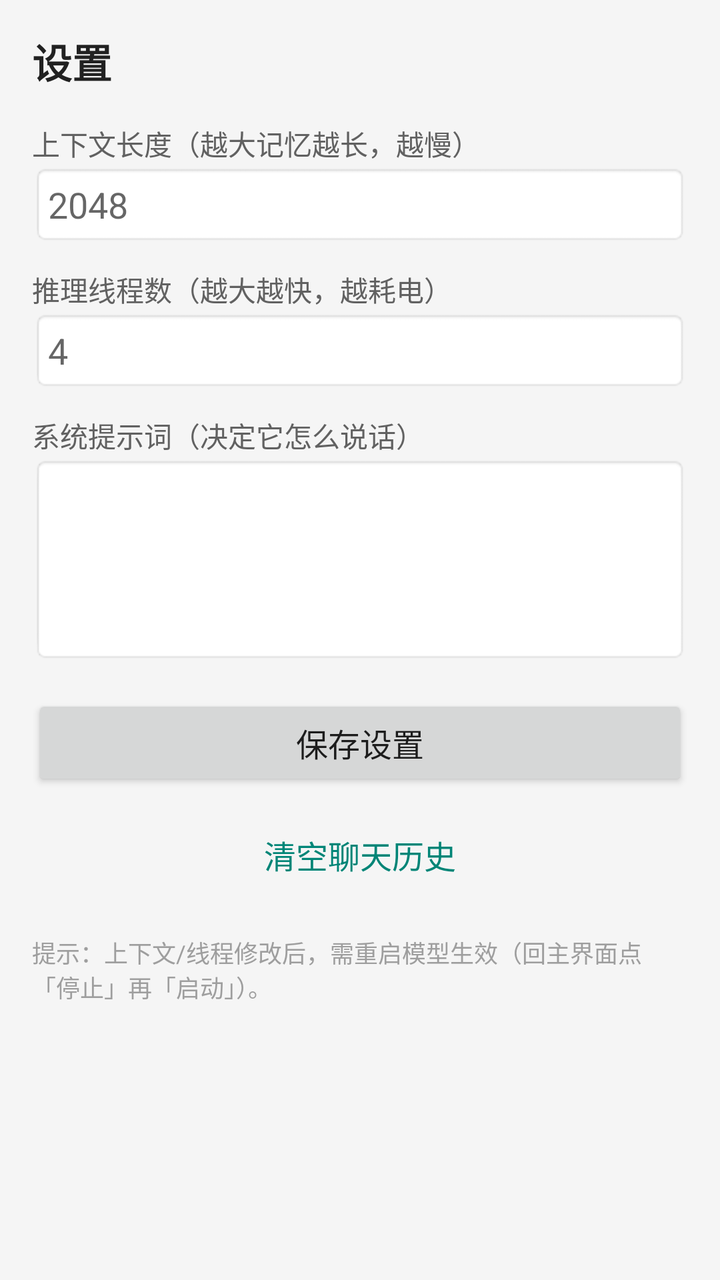
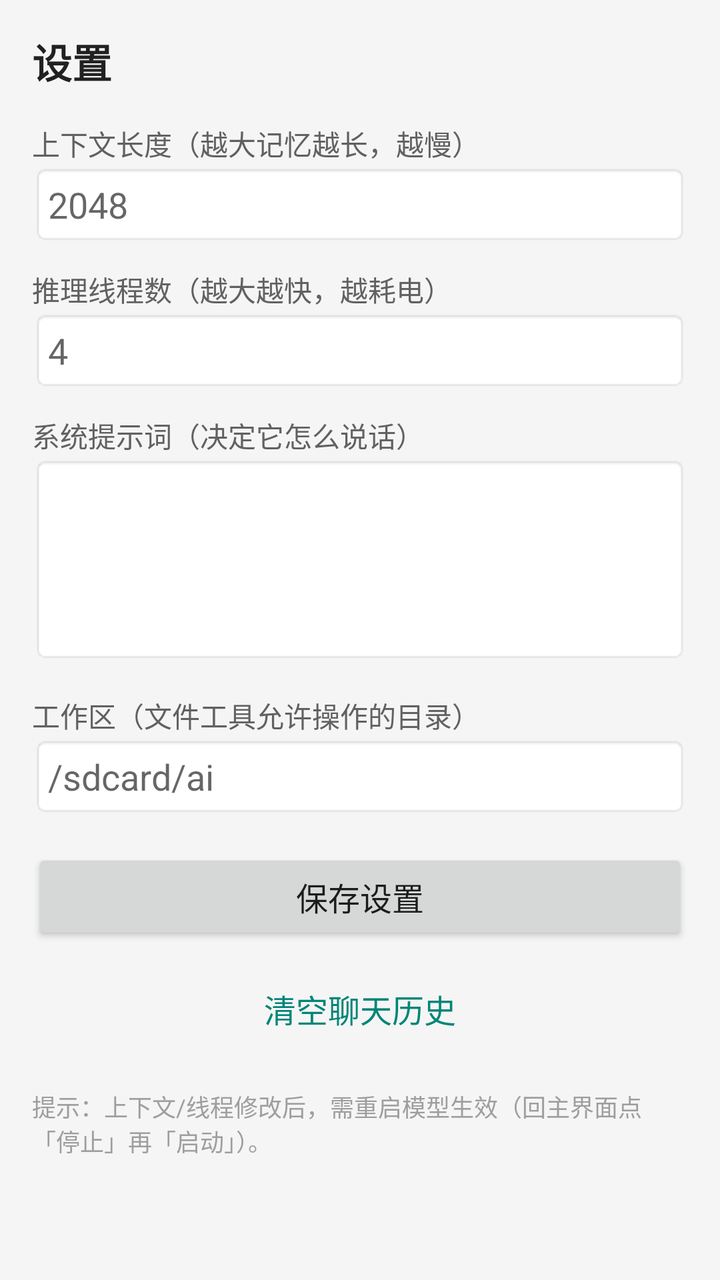

Before-and-after screenshots of an Android layout around one commit, followed by the original layout XML and the change that was made.
<!-- AndroidManifest.xml: application theme Theme.AppCompat.Light.NoActionBar -->
<!-- res/layout/activity_settings.xml -->
<?xml version="1.0" encoding="utf-8"?>
<ScrollView xmlns:android="http://schemas.android.com/apk/res/android"
    android:layout_width="match_parent"
    android:layout_height="match_parent"
    android:background="#F5F5F5">

    <LinearLayout
        android:layout_width="match_parent"
        android:layout_height="wrap_content"
        android:orientation="vertical"
        android:padding="16dp">

        <TextView
            android:layout_width="wrap_content"
            android:layout_height="wrap_content"
            android:text="设置"
            android:textSize="20sp"
            android:textStyle="bold"
            android:textColor="#212121"
            android:layout_marginBottom="16dp" />

        
        <TextView
            android:layout_width="wrap_content"
            android:layout_height="wrap_content"
            android:text="上下文长度（越大记忆越长，越慢）"
            android:textSize="14sp"
            android:textColor="#616161" />

        <EditText
            android:id="@+id/etCtx"
            android:layout_width="match_parent"
            android:layout_height="wrap_content"
            android:inputType="number"
            android:hint="2048"
            android:padding="8dp"
            android:layout_marginBottom="12dp"
            android:background="@android:drawable/editbox_background" />

        
        <TextView
            android:layout_width="wrap_content"
            android:layout_height="wrap_content"
            android:text="推理线程数（越大越快，越耗电）"
            android:textSize="14sp"
            android:textColor="#616161" />

        <EditText
            android:id="@+id/etThreads"
            android:layout_width="match_parent"
            android:layout_height="wrap_content"
            android:inputType="number"
            android:hint="4"
            android:padding="8dp"
            android:layout_marginBottom="12dp"
            android:background="@android:drawable/editbox_background" />

        
        <TextView
            android:layout_width="wrap_content"
            android:layout_height="wrap_content"
            android:text="系统提示词（决定它怎么说话）"
            android:textSize="14sp"
            android:textColor="#616161" />

        <EditText
            android:id="@+id/etPrompt"
            android:layout_width="match_parent"
            android:layout_height="wrap_content"
            android:inputType="textMultiLine"
            android:minLines="4"
            android:maxLines="8"
            android:gravity="top"
            android:padding="8dp"
            android:layout_marginBottom="16dp"
            android:background="@android:drawable/editbox_background" />

        
        <Button
            android:id="@+id/btnSave"
            android:layout_width="match_parent"
            android:layout_height="wrap_content"
            android:text="保存设置"
            android:textSize="16sp"
            android:layout_marginBottom="8dp" />

        
        <Button
            android:id="@+id/btnClearHistory"
            android:layout_width="match_parent"
            android:layout_height="wrap_content"
            android:text="清空聊天历史"
            android:textSize="16sp"
            style="?android:attr/buttonBarButtonStyle" />

        <TextView
            android:id="@+id/tvHint"
            android:layout_width="match_parent"
            android:layout_height="wrap_content"
            android:text="提示：上下文/线程修改后，需重启模型生效（回主界面点「停止」再「启动」）。"
            android:textSize="12sp"
            android:textColor="#9E9E9E"
            android:layout_marginTop="16dp" />

    </LinearLayout>
</ScrollView>
<!-- resources referenced by this layout -->
<resources>

</resources>

<!-- the commit's change to res/layout/activity_settings.xml (unified diff, before → after) -->
@@ -76,6 +76,24 @@
             android:background="@android:drawable/editbox_background" />
 
         
+        <TextView
+            android:layout_width="wrap_content"
+            android:layout_height="wrap_content"
+            android:text="工作区（文件工具允许操作的目录）"
+            android:textSize="14sp"
+            android:textColor="#616161" />
+
+        <EditText
+            android:id="@+id/etWorkspace"
+            android:layout_width="match_parent"
+            android:layout_height="wrap_content"
+            android:inputType="text"
+            android:hint="/sdcard/ai"
+            android:padding="8dp"
+            android:layout_marginBottom="16dp"
+            android:background="@android:drawable/editbox_background" />
+
+        
         <Button
             android:id="@+id/btnSave"
             android:layout_width="match_parent"
